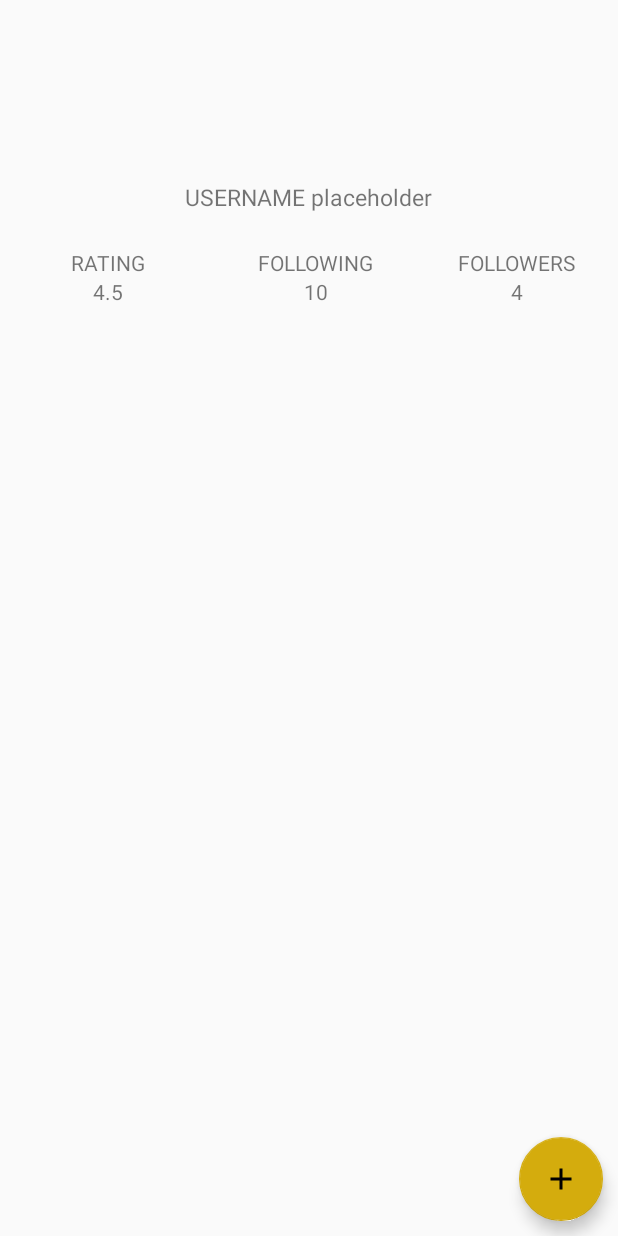
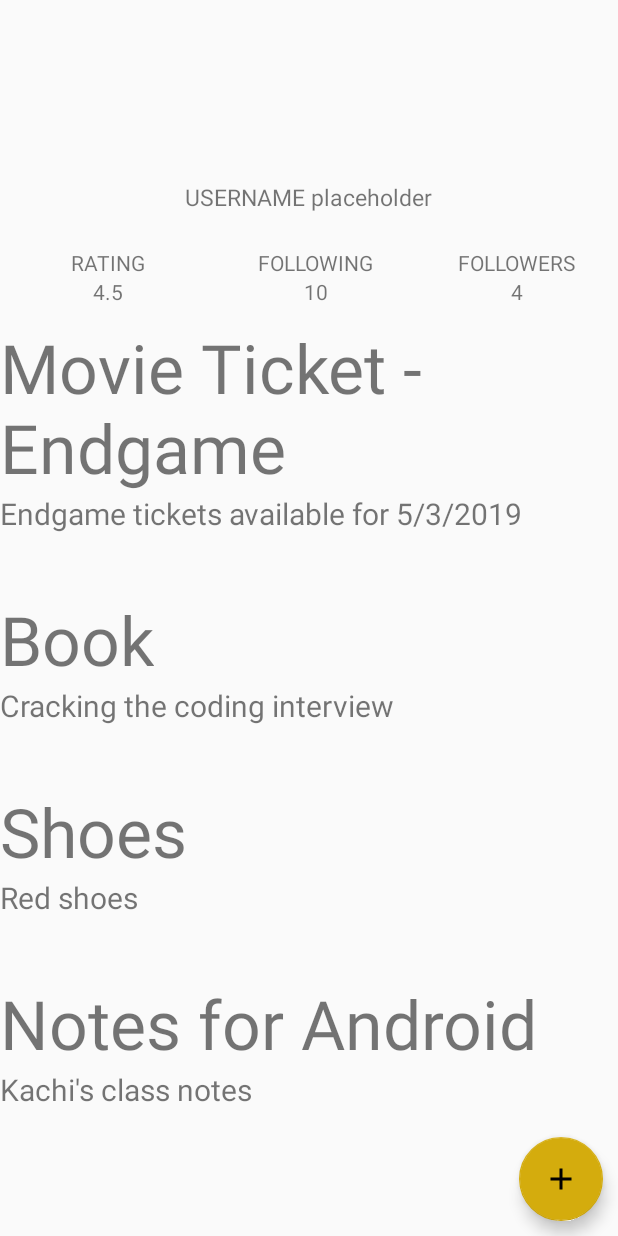
Before and after one commit to averma74/AndroidProject_PaceArcadian, an Android app: the ProfileInventory screen opened directly, with no data from a screen before it, on a phone screen of 412 x 824 dp. Run offline under Robolectric (Android 15) with nearby library versions, the phone set to English and light mode, and no system bars.

Commit message:
Inventory Item

```diff
--- a/PaceArcadian/app/src/main/java/com/example/pacearcadian/InventoryRecyclerViewAdapter.java
+++ b/PaceArcadian/app/src/main/java/com/example/pacearcadian/InventoryRecyclerViewAdapter.java
@@ -31,8 +31,8 @@ public class InventoryRecyclerViewAdapter extends RecyclerView.Adapter<RecyclerV
     public void onBindViewHolder(@NonNull RecyclerView.ViewHolder viewHolder, int i) {
         Items inventoryItem = mItemsList.get(i);
         RecyclerViewHolder recyclerViewHolder = (RecyclerViewHolder) viewHolder;
-        recyclerViewHolder.mTitle.setText("Test Title");
-        recyclerViewHolder.mDescription.setText("Test Description");
+        recyclerViewHolder.mTitle.setText(inventoryItem.getTitle());
+        recyclerViewHolder.mDescription.setText(inventoryItem.getDescription());
     }
 
     @Override
@@ -44,13 +44,12 @@ public class InventoryRecyclerViewAdapter extends RecyclerView.Adapter<RecyclerV
 
         TextView mTitle;
         TextView mDescription;
-        ImageView mImageView;
 
         public RecyclerViewHolder(@NonNull View itemView) {
             super(itemView);
-            mTitle = itemView.findViewById(R.id.item_image);
+            mTitle = itemView.findViewById(R.id.title);
             mDescription = itemView.findViewById(R.id.description);
-            mImageView = itemView.findViewById(R.id.item_image);
+            //mImageView = itemView.findViewById(R.id.item_image);
         }
     }
 }
--- a/PaceArcadian/app/src/main/java/com/example/pacearcadian/Items.java
+++ b/PaceArcadian/app/src/main/java/com/example/pacearcadian/Items.java
@@ -1,4 +1,20 @@
 package com.example.pacearcadian;
 
 class Items {
+
+    String mTitle;
+    String mDescription;
+
+    public Items(String title, String description) {
+        mDescription = description;
+        mTitle = title;
+    }
+
+    public String getTitle() {
+        return mTitle;
+    }
+
+    public String getDescription() {
+        return mDescription;
+    }
 }
--- a/PaceArcadian/app/src/main/java/com/example/pacearcadian/ProfileInventory.java
+++ b/PaceArcadian/app/src/main/java/com/example/pacearcadian/ProfileInventory.java
@@ -37,6 +37,16 @@ public class ProfileInventory extends Activity {
         recyclerView.setLayoutManager(new LinearLayoutManager(this));
         mAdapter = new InventoryRecyclerViewAdapter(this, mItem);
         recyclerView.setAdapter(mAdapter);
+
+        addData();
+    }
+
+    private void addData() {
+        mItem.add(new Items("Movie Ticket - Endgame", "Endgame tickets available for 5/3/2019"));
+        mItem.add(new Items("Book", "Cracking the coding interview"));
+        mItem.add(new Items("Shoes", "Red shoes"));
+        mItem.add(new Items("Notes for Android", "Kachi's class notes"));
+        mAdapter.notifyDataSetChanged();
     }
 
     // click listener for the floating action button
--- a/PaceArcadian/app/src/main/res/layout/activity_add_item.xml
+++ b/PaceArcadian/app/src/main/res/layout/activity_add_item.xml
@@ -18,7 +18,7 @@
             android:layout_height="wrap_content" />
 
         <EditText
-            android:id="@+id/title"
+            android:id="@+id/new_title"
             android:layout_width="100dp"
             android:layout_height="wrap_content" />
 
@@ -38,7 +38,7 @@
             android:layout_height="wrap_content" />
 
         <EditText
-            android:id="@+id/description"
+            android:id="@+id/new_description"
             android:layout_width="300dp"
             android:layout_height="wrap_content" />
 
--- a/PaceArcadian/app/src/main/res/layout/inventory_item.xml
+++ b/PaceArcadian/app/src/main/res/layout/inventory_item.xml
@@ -19,7 +19,6 @@
         android:layout_width="wrap_content"
         android:layout_height="wrap_content"
         android:textSize="45sp"
-        android:layout_below="@id/item_image"
         android:text="Test Title"/>
 
     <TextView
--- a/PaceArcadian/app/src/main/res/layout/profile_inventory.xml
+++ b/PaceArcadian/app/src/main/res/layout/profile_inventory.xml
@@ -120,7 +120,7 @@
     <android.support.v7.widget.RecyclerView
         android:id="@+id/inventoryFeed"
         android:layout_width="match_parent"
-        android:layout_height="200dp"
+        android:layout_height="match_parent"
         android:layout_below="@id/profile_info">
 
     </android.support.v7.widget.RecyclerView>
```
